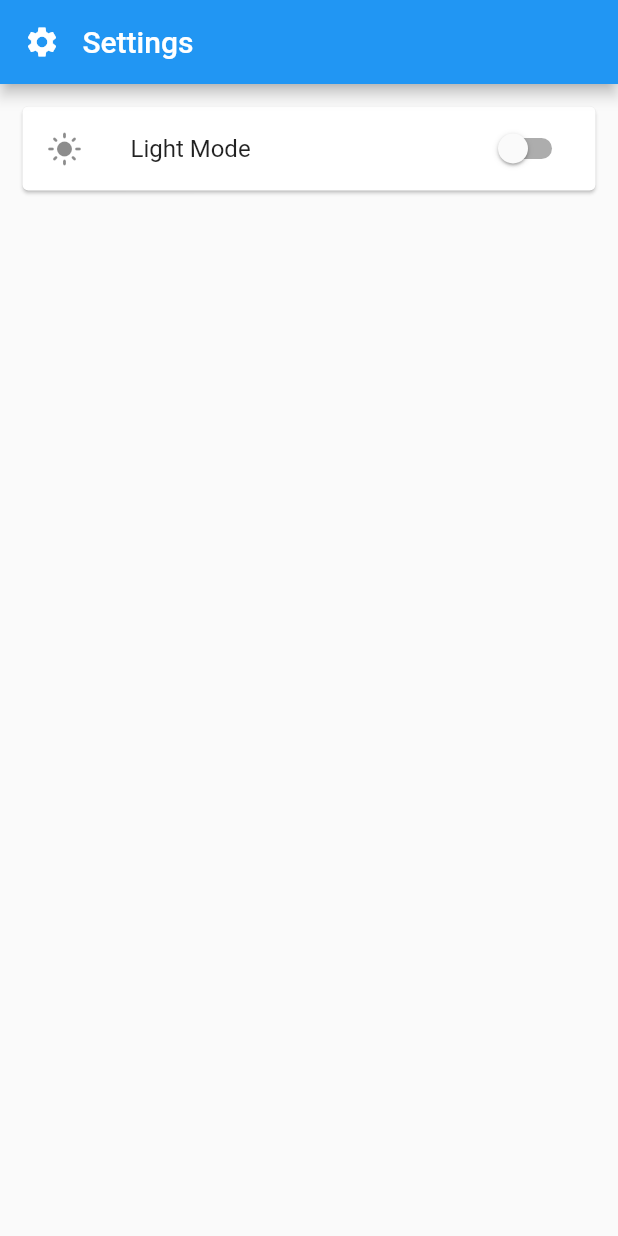
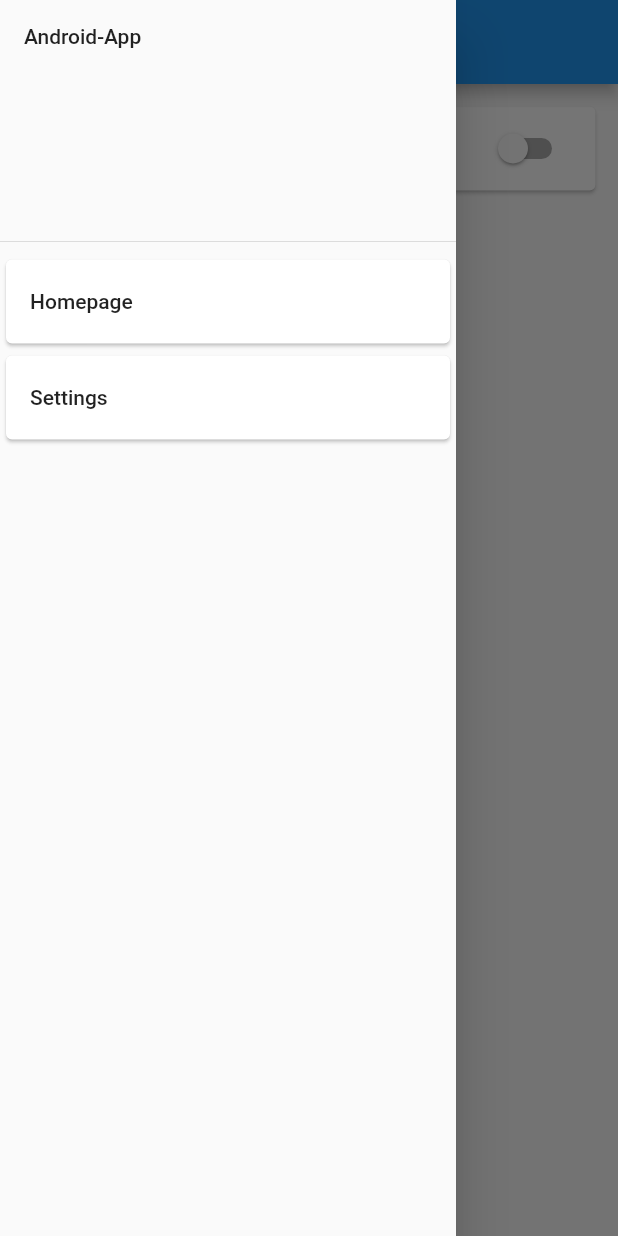
Before and after one commit to Stuflo19/android_app, a Flutter app: the screen it shows after launch, with the side drawer open (before the commit the screen has no drawer), on a phone screen of 412 x 824 dp. Run offline on Flutter 3.47's test engine with Material 2 defaults, Android fonts, the phone set to English and light mode, and no system bars; our stand-ins replace get.

```diff
--- a/lib/settings.dart
+++ b/lib/settings.dart
@@ -1,5 +1,6 @@
 import 'package:flutter/material.dart';
 import 'package:get/get.dart';
+import 'ui.dart';
 
 class SettingsPage extends StatefulWidget {
   const SettingsPage({Key? key}) : super(key: key);
@@ -11,10 +12,12 @@ class SettingsPage extends StatefulWidget {
 class _SettingsPageState extends State<SettingsPage> {
   bool isSwitched = false;
   bool darkmode = Get.isDarkMode;
+  UI ui = UI();
 
   @override
   Widget build(BuildContext context) {
     return Scaffold(
+        drawer: ui.sidebar(context),
         appBar: AppBar(
             title: Row(
           children: const [Icon(Icons.settings), Text('   Settings')],
--- /dev/null
+++ b/lib/ui.dart
@@ -0,0 +1,30 @@
+import 'package:flutter/material.dart';
+import 'settings.dart';
+import 'homepage.dart';
+
+class UI {
+  Widget sidebar(context) {
+    return Drawer(
+        child: ListView(children: [
+      const DrawerHeader(
+        child: Text("Android-App"),
+      ),
+      Card(
+          child: ListTile(
+        title: Text("Homepage"),
+        onTap: () {
+          Navigator.of(context)
+              .push(MaterialPageRoute(builder: (context) => const HomePage()));
+        },
+      )),
+      Card(
+          child: ListTile(
+        title: Text("Settings"),
+        onTap: () {
+          Navigator.of(context).push(
+              MaterialPageRoute(builder: (context) => const SettingsPage()));
+        },
+      ))
+    ]));
+  }
+}
```
